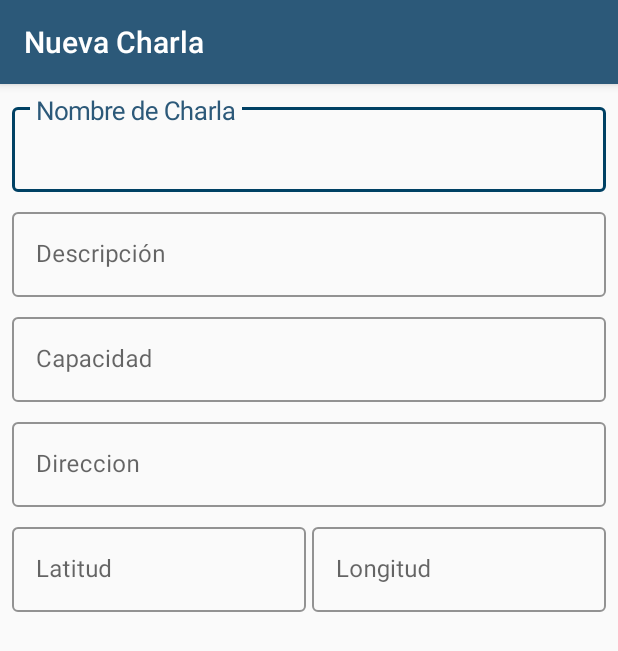
After one commit to AArnaldo/ProyectoAndroid, an Android app: the NuevaCharlaActivity screen opened directly, with no data from a screen before it, on a phone screen of 412 x 824 dp. The commit adds this screen. Shown: the top 651 px of the screen. Run offline under Robolectric (Android 15) with nearby library versions, the phone set to English and light mode, and no system bars.

Commit message:
Se adiciono pantalla Nueva Charla(En edición).Para los campos se están utilizando TextInputEditText. Se adicionaron los estilos correspondientes para los TextInputEditText. Modificación de colores de la aplicación.

```diff
--- a/app/src/main/AndroidManifest.xml
+++ b/app/src/main/AndroidManifest.xml
@@ -9,10 +9,11 @@
         android:roundIcon="@mipmap/ic_launcher_round"
         android:supportsRtl="true"
         android:theme="@style/Theme.AppCompat.NoActionBar">
+        <activity android:name=".NuevaCharlaActivity"></activity>
         <activity
             android:name=".DrawerActivity"
             android:label="@string/title_activity_drawer"
-            android:theme="@style/NoActionBar" />
+            android:theme="@style/AppTheme.NoActionBar" />
         <activity android:name=".MainActivity">
             <intent-filter>
                 <action android:name="android.intent.action.MAIN" />
--- a/app/src/main/java/example/proyectocibertec/DrawerActivity.java
+++ b/app/src/main/java/example/proyectocibertec/DrawerActivity.java
@@ -35,8 +35,8 @@ public class DrawerActivity extends AppCompatActivity {
         fab.setOnClickListener(new View.OnClickListener() {
             @Override
             public void onClick(View view) {
-                Snackbar.make(view, "Replace with your own action", Snackbar.LENGTH_LONG)
-                        .setAction("Action", null).show();
+                Snackbar.make(view, "Crear Nueva Charla", Snackbar.LENGTH_LONG)
+                        .setAction("Nueva Charla", null).show();
             }
         });
         DrawerLayout drawer = findViewById(R.id.drawer_layout);
--- /dev/null
+++ b/app/src/main/java/example/proyectocibertec/NuevaCharlaActivity.java
@@ -0,0 +1,17 @@
+package example.proyectocibertec;
+
+import androidx.appcompat.app.AppCompatActivity;
+
+import android.os.Bundle;
+
+public class NuevaCharlaActivity extends AppCompatActivity {
+
+    @Override
+    protected void onCreate(Bundle savedInstanceState) {
+        setTheme(R.style.AppTheme);
+        super.onCreate(savedInstanceState);
+        setContentView(R.layout.activity_nueva_charla);
+
+        setTitle("Nueva Charla");
+    }
+}
--- a/app/src/main/res/layout/activity_drawer.xml
+++ b/app/src/main/res/layout/activity_drawer.xml
@@ -20,8 +20,8 @@
         android:layout_width="wrap_content"
         android:layout_height="match_parent"
         android:layout_gravity="start"
+        android:background="@android:color/background_light"
         android:fitsSystemWindows="true"
-        android:background="#FFFFFF"
         app:headerLayout="@layout/nav_header_drawer"
         app:menu="@menu/activity_drawer_drawer" />
 
--- /dev/null
+++ b/app/src/main/res/layout/activity_nueva_charla.xml
@@ -0,0 +1,133 @@
+<?xml version="1.0" encoding="utf-8"?>
+<androidx.constraintlayout.widget.ConstraintLayout xmlns:android="http://schemas.android.com/apk/res/android"
+    xmlns:app="http://schemas.android.com/apk/res-auto"
+    xmlns:tools="http://schemas.android.com/tools"
+    android:layout_width="match_parent"
+    android:layout_height="match_parent"
+    tools:context=".NuevaCharlaActivity">
+
+    <com.google.android.material.textfield.TextInputLayout
+        android:id="@+id/til_newCharla_Nombre"
+        style="@style/StyleTextInputLayout"
+        android:layout_width="match_parent"
+        android:layout_height="wrap_content"
+        android:layout_marginStart="8dp"
+        android:layout_marginTop="8dp"
+        android:layout_marginEnd="8dp"
+        app:layout_constraintEnd_toEndOf="parent"
+        app:layout_constraintStart_toStartOf="parent"
+        app:layout_constraintTop_toTopOf="parent">
+
+        <com.google.android.material.textfield.TextInputEditText
+            android:id="@+id/tiet_newCharla_Nombre"
+            style="@style/StyleTextInputEditText"
+            android:layout_width="match_parent"
+            android:layout_height="wrap_content"
+            android:hint="Nombre de Charla"
+            android:imeOptions="actionNext" />
+
+    </com.google.android.material.textfield.TextInputLayout>
+
+    <com.google.android.material.textfield.TextInputLayout
+        android:id="@+id/til_newCharla_Descrip"
+        style="@style/StyleTextInputLayout"
+        android:layout_width="match_parent"
+        android:layout_height="wrap_content"
+        android:layout_marginStart="8dp"
+        android:layout_marginEnd="8dp"
+        app:layout_constraintEnd_toEndOf="parent"
+        app:layout_constraintStart_toStartOf="parent"
+        app:layout_constraintTop_toBottomOf="@+id/til_newCharla_Nombre">
+
+        <com.google.android.material.textfield.TextInputEditText
+            android:id="@+id/tiet_newCharla_Descrip"
+            style="@style/StyleTextInputEditText_Multi"
+            android:layout_width="match_parent"
+            android:layout_height="wrap_content"
+            android:hint="Descripción"
+            android:imeOptions="actionNext" />
+    </com.google.android.material.textfield.TextInputLayout>
+
+    <com.google.android.material.textfield.TextInputLayout
+        android:id="@+id/til_newCharla_Capacidad"
+        style="@style/StyleTextInputLayout"
+        android:layout_width="match_parent"
+        android:layout_height="wrap_content"
+        android:layout_marginStart="8dp"
+        android:layout_marginEnd="8dp"
+        app:layout_constraintEnd_toEndOf="parent"
+        app:layout_constraintStart_toStartOf="parent"
+        app:layout_constraintTop_toBottomOf="@+id/til_newCharla_Descrip">
+
+        <com.google.android.material.textfield.TextInputEditText
+            android:id="@+id/tiet_newCharla_Capacidad"
+            style="@style/StyleTextInputEditText_Multi"
+            android:layout_width="match_parent"
+            android:layout_height="wrap_content"
+            android:hint="Capacidad"
+            android:imeOptions="actionNext"
+            android:inputType="number" />
+    </com.google.android.material.textfield.TextInputLayout>
+
+    <com.google.android.material.textfield.TextInputLayout
+        android:id="@+id/til_newCharla_Direccion"
+        style="@style/StyleTextInputLayout"
+        android:layout_width="match_parent"
+        android:layout_height="wrap_content"
+        android:layout_marginStart="8dp"
+        android:layout_marginEnd="8dp"
+        app:layout_constraintEnd_toEndOf="parent"
+        app:layout_constraintStart_toStartOf="parent"
+        app:layout_constraintTop_toBottomOf="@+id/til_newCharla_Capacidad">
+
+        <com.google.android.material.textfield.TextInputEditText
+            android:id="@+id/tiet_newCharla_Direccion"
+            style="@style/StyleTextInputEditText_Multi"
+            android:layout_width="match_parent"
+            android:layout_height="wrap_content"
+            android:hint="Direccion"
+            android:imeOptions="actionNext" />
+    </com.google.android.material.textfield.TextInputLayout>
+
+    <com.google.android.material.textfield.TextInputLayout
+        android:id="@+id/til_newCharla_Latitud"
+        style="@style/StyleTextInputLayout"
+        android:layout_width="0dp"
+        android:layout_height="wrap_content"
+        android:layout_marginStart="8dp"
+        app:layout_constraintEnd_toStartOf="@+id/til_newCharla_Longitud"
+        app:layout_constraintHorizontal_bias="0.5"
+        app:layout_constraintStart_toStartOf="parent"
+        app:layout_constraintTop_toBottomOf="@+id/til_newCharla_Direccion">
+
+        <com.google.android.material.textfield.TextInputEditText
+            android:id="@+id/tiet_newCharla_Latitud"
+            style="@style/StyleTextInputEditText_Multi"
+            android:layout_width="match_parent"
+            android:layout_height="wrap_content"
+            android:hint="Latitud"
+            android:imeOptions="actionNext" />
+    </com.google.android.material.textfield.TextInputLayout>
+
+    <com.google.android.material.textfield.TextInputLayout
+        android:id="@+id/til_newCharla_Longitud"
+        style="@style/StyleTextInputLayout"
+        android:layout_width="0dp"
+        android:layout_height="wrap_content"
+        android:layout_marginStart="4dp"
+        android:layout_marginEnd="8dp"
+        app:layout_constraintEnd_toEndOf="parent"
+        app:layout_constraintHorizontal_bias="0.5"
+        app:layout_constraintStart_toEndOf="@+id/til_newCharla_Latitud"
+        app:layout_constraintTop_toBottomOf="@+id/til_newCharla_Direccion">
+
+        <com.google.android.material.textfield.TextInputEditText
+            android:id="@+id/tiet_newCharla_Longitud"
+            style="@style/StyleTextInputEditText_Multi"
+            android:layout_width="match_parent"
+            android:layout_height="wrap_content"
+            android:hint="Longitud"
+            android:imeOptions="actionNext" />
+    </com.google.android.material.textfield.TextInputLayout>
+
+</androidx.constraintlayout.widget.ConstraintLayout>
--- a/app/src/main/res/layout/app_bar_drawer.xml
+++ b/app/src/main/res/layout/app_bar_drawer.xml
@@ -28,6 +28,6 @@
         android:layout_height="wrap_content"
         android:layout_gravity="bottom|end"
         android:layout_margin="@dimen/fab_margin"
-        app:srcCompat="@android:drawable/ic_dialog_email" />
+        app:srcCompat="@android:drawable/ic_input_add" />
 
 </androidx.coordinatorlayout.widget.CoordinatorLayout>
--- a/app/src/main/res/layout/nav_header_drawer.xml
+++ b/app/src/main/res/layout/nav_header_drawer.xml
@@ -3,7 +3,7 @@
     xmlns:app="http://schemas.android.com/apk/res-auto"
     android:layout_width="match_parent"
     android:layout_height="@dimen/nav_header_height"
-    android:background="@drawable/side_nav_bar"
+    android:background="@color/colorDrawerTop"
     android:gravity="bottom"
     android:orientation="vertical"
     android:paddingLeft="@dimen/activity_horizontal_margin"
--- a/app/src/main/res/values/colors.xml
+++ b/app/src/main/res/values/colors.xml
@@ -1,6 +1,10 @@
 <?xml version="1.0" encoding="utf-8"?>
 <resources>
-    <color name="colorPrimary">#FFFFFF</color>
-    <color name="colorPrimaryDark">#00574B</color>
-    <color name="colorAccent">#D81B60</color>
+    <color name="colorPrimary">#2C5979</color>
+    <color name="colorPrimaryDark">#004164</color>
+    <color name="colorAccent">#2C5979</color>
+
+    <color name="colorDrawerTop">#004164</color>
+
+    <color name="colorGrisOscuro">#4E4E4E</color>
 </resources>
--- a/app/src/main/res/values/strings.xml
+++ b/app/src/main/res/values/strings.xml
@@ -8,8 +8,8 @@
     <string name="title_activity_drawer">DrawerActivity</string>
     <string name="navigation_drawer_open">Open navigation drawer</string>
     <string name="navigation_drawer_close">Close navigation drawer</string>
-    <string name="nav_header_title">Android Studio</string>
-    <string name="nav_header_subtitle">android.studio@android.com</string>
+    <string name="nav_header_title">Charlas Cibertec</string>
+    <string name="nav_header_subtitle">Usuario: Eramirez</string>
     <string name="nav_header_desc">Navigation header</string>
     <string name="action_settings">Settings</string>
 
--- a/app/src/main/res/values/styles.xml
+++ b/app/src/main/res/values/styles.xml
@@ -8,13 +8,50 @@
         <item name="colorAccent">@color/colorAccent</item>
     </style>
 
-    <style name="NoActionBar" parent="Theme.AppCompat.NoActionBar">
+    <style name="AppTheme.NoActionBar">
         <item name="windowActionBar">false</item>
         <item name="windowNoTitle">true</item>
     </style>
+    <!--<style name="NoActionBar" parent="Theme.AppCompat.NoActionBar">
+        <item name="windowActionBar">false</item>
+        <item name="windowNoTitle">true</item>
+    </style>-->
 
     <style name="AppBarOverlay" parent="ThemeOverlay.AppCompat.Dark.ActionBar" />
 
     <style name="PopupOverlay" parent="ThemeOverlay.AppCompat.Light" />
 
+    <style name="StyleTextInputEditText">
+        <item name="android:singleLine">true</item>
+        <!--<item name="android:fontFamily">"@font/roboto_condensed_light"</item>-->
+        <item name="android:textColor">@color/colorGrisOscuro</item>
+        <item name="android:textSize">16sp</item>
+    </style>
+
+    <style name="StyleTextInputEditText_Multi">
+        <!--<item name="android:fontFamily">"@font/roboto_condensed_light"</item>-->
+        <item name="android:textColor">@color/colorGrisOscuro</item>
+        <item name="android:textSize">16sp</item>
+    </style>
+
+    <style name="StyleTextInputLayout"   parent="Widget.MaterialComponents.TextInputLayout.OutlinedBox">
+        <item name="android:layout_marginLeft">10dp</item>
+        <item name="android:layout_marginTop">6dp</item>
+        <item name="boxBackgroundMode">outline</item>
+        <item name="hintTextAppearance">@style/HintText</item>
+        <item name="errorTextAppearance">@style/ErrorText</item>
+        <item name="boxStrokeColor">@color/colorPrimaryDark</item>
+        <!--<item name="android:textColorHint">@color/colorAzulAcero</item>-->
+    </style>
+
+    <style name="HintText" parent="TextAppearance.Design.Hint">
+        <item name="android:textSize">17sp</item>
+        <!--       <item name="android:textColor">@color/colorAzulAcero</item>-->
+    </style>
+
+    <style name="ErrorText" parent="TextAppearance.Design.Error">
+        <item name="android:textSize">16sp</item>
+        <!-- <item name="android:textColor">#F50057</item>-->
+    </style>
+
 </resources>
```
